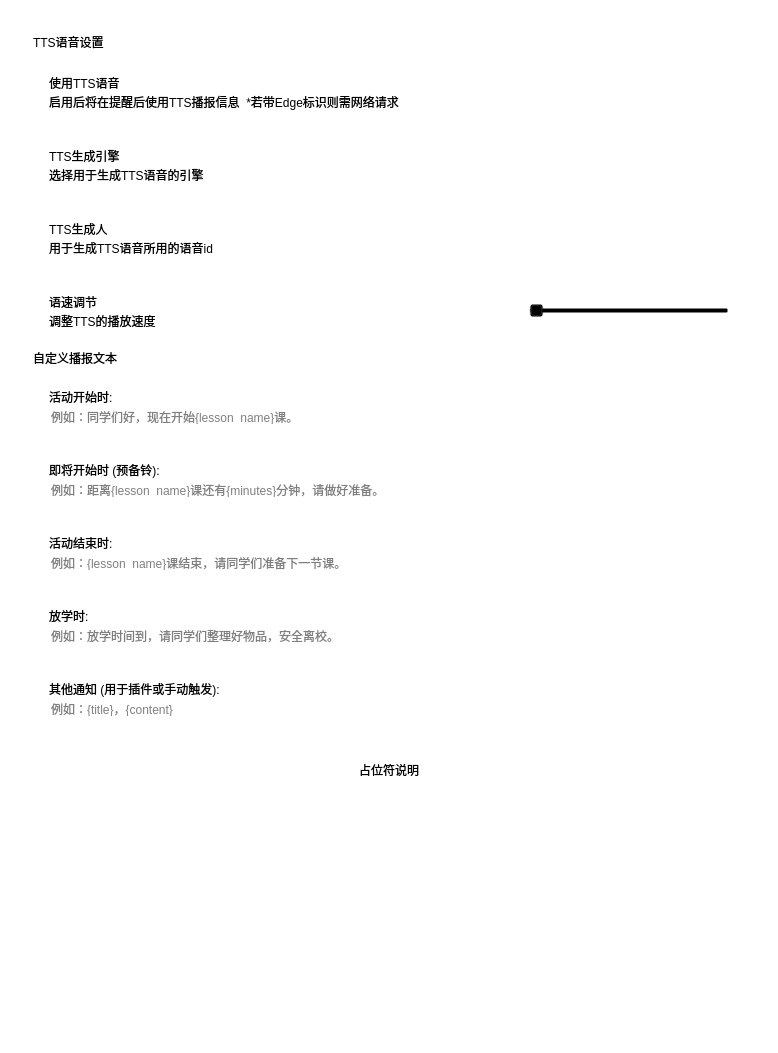
This is view/menu/tts_settings.ui in baiyao105/Class-Widgets as Qt 5 draws it before an edit. The edited form follows.
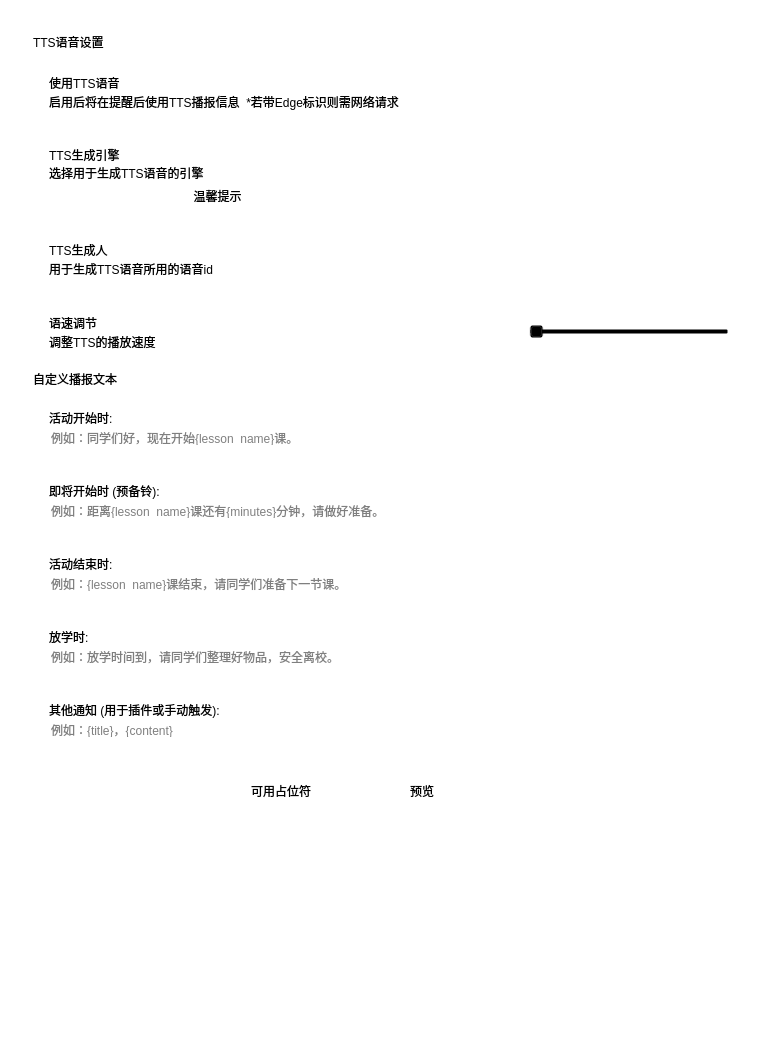
This is the edited form. Custom widgets are drawn as their Qt base class.

Commit message: refactor: generate_speech *feat: 添加TTS预览功能 & 调整UI - 与编写chatgpt重构&修复(black格式化)

```diff
--- a/view/menu/tts_settings.ui
+++ b/view/menu/tts_settings.ui
@@ -7,7 +7,7 @@
     <x>0</x>
     <y>0</y>
     <width>778</width>
-    <height>1053</height>
+    <height>1047</height>
    </rect>
   </property>
   <property name="windowTitle">
@@ -43,7 +43,7 @@
         <x>0</x>
         <y>0</y>
         <width>778</width>
-        <height>1053</height>
+        <height>1047</height>
        </rect>
       </property>
       <layout class="QVBoxLayout" name="verticalLayout_Scroll">
@@ -76,7 +76,7 @@
             <x>0</x>
             <y>0</y>
             <width>730</width>
-            <height>1005</height>
+            <height>999</height>
            </rect>
           </property>
           <layout class="QVBoxLayout" name="verticalLayout_9">
@@ -178,10 +178,10 @@
                <property name="minimumSize">
                 <size>
                  <width>0</width>
-                 <height>70</height>
+                 <height>80</height>
                 </size>
                </property>
-               <layout class="QHBoxLayout" name="horizontalLayout_9">
+               <layout class="QGridLayout" name="gridLayout">
                 <property name="leftMargin">
                  <number>16</number>
                 </property>
@@ -194,7 +194,10 @@
                 <property name="bottomMargin">
                  <number>16</number>
                 </property>
-                <item>
+                <item row="0" column="2">
+                 <widget class="ComboBox" name="engine_selector"/>
+                </item>
+                <item row="0" column="0">
                  <layout class="QVBoxLayout" name="verticalLayout_13">
                   <property name="spacing">
                    <number>0</number>
@@ -227,11 +230,31 @@
                     </property>
                    </widget>
                   </item>
+                  <item>
+                   <spacer name="verticalSpacer_for_note">
+                    <property name="orientation">
+                     <enum>Qt::Vertical</enum>
+                    </property>
+                    <property name="sizeType">
+                     <enum>QSizePolicy::Fixed</enum>
+                    </property>
+                    <property name="sizeHint" stdset="0">
+                     <size>
+                      <width>20</width>
+                      <height>5</height>
+                     </size>
+                    </property>
+                   </spacer>
+                  </item>
+                  <item>
+                   <widget class="HyperlinkLabel" name="engine_note">
+                    <property name="text">
+                     <string>温馨提示</string>
+                    </property>
+                   </widget>
+                  </item>
                  </layout>
                 </item>
-                <item>
-                 <widget class="ComboBox" name="engine_selector"/>
-                </item>
                </layout>
               </widget>
              </item>
@@ -637,7 +660,7 @@
                </layout>
               </widget>
              </item>
-             <item alignment="Qt::AlignVCenter">
+             <item>
               <widget class="CardWidget" name="CardWidget_18">
                <property name="minimumSize">
                 <size>
@@ -645,14 +668,53 @@
                  <height>70</height>
                 </size>
                </property>
-               <layout class="QVBoxLayout" name="verticalLayout">
+               <layout class="QHBoxLayout" name="horizontalLayout">
                 <item>
-                 <widget class="HyperlinkLabel" name="about_placeholder">
+                 <spacer name="horizontalSpacer_2">
+                  <property name="orientation">
+                   <enum>Qt::Horizontal</enum>
+                  </property>
+                  <property name="sizeHint" stdset="0">
+                   <size>
+                    <width>40</width>
+                    <height>20</height>
+                   </size>
+                  </property>
+                 </spacer>
+                </item>
+                <item>
+                 <widget class="PushButton" name="tts_vocab_button">
                   <property name="text">
-                   <string>占位符说明</string>
+                   <string>可用占位符</string>
                   </property>
                  </widget>
                 </item>
+                <item>
+                 <widget class="PrimaryDropDownPushButton" name="preview">
+                  <property name="sizePolicy">
+                   <sizepolicy hsizetype="Expanding" vsizetype="Fixed">
+                    <horstretch>0</horstretch>
+                    <verstretch>0</verstretch>
+                   </sizepolicy>
+                  </property>
+                  <property name="text">
+                   <string>预览</string>
+                  </property>
+                 </widget>
+                </item>
+                <item>
+                 <spacer name="horizontalSpacer">
+                  <property name="orientation">
+                   <enum>Qt::Horizontal</enum>
+                  </property>
+                  <property name="sizeHint" stdset="0">
+                   <size>
+                    <width>40</width>
+                    <height>20</height>
+                   </size>
+                  </property>
+                 </spacer>
+                </item>
                </layout>
               </widget>
              </item>
@@ -687,6 +749,21 @@
    <extends>QPushButton</extends>
    <header>qfluentwidgets</header>
   </customwidget>
+  <customwidget>
+   <class>PushButton</class>
+   <extends>QPushButton</extends>
+   <header>qfluentwidgets</header>
+  </customwidget>
+  <customwidget>
+   <class>PrimaryPushButton</class>
+   <extends>PushButton</extends>
+   <header>qfluentwidgets</header>
+  </customwidget>
+  <customwidget>
+   <class>PrimaryDropDownPushButton</class>
+   <extends>PrimaryPushButton</extends>
+   <header>qfluentwidgets</header>
+  </customwidget>
   <customwidget>
    <class>SwitchButton</class>
    <extends>QWidget</extends>
```
The commit also changes 4 other files.
